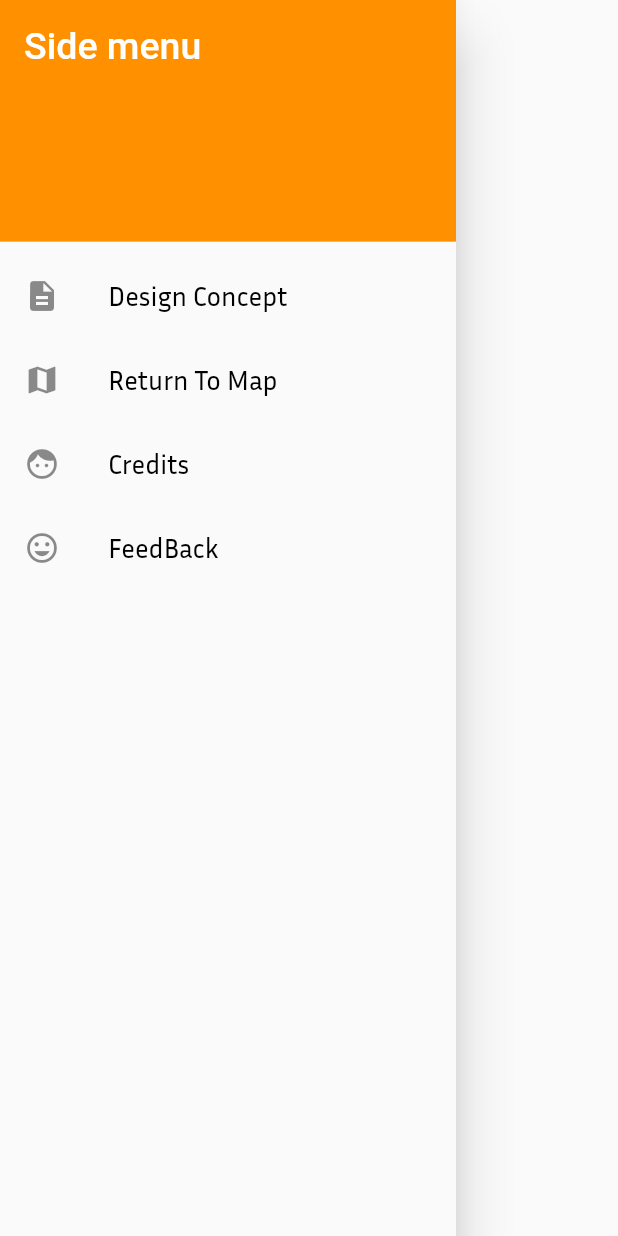
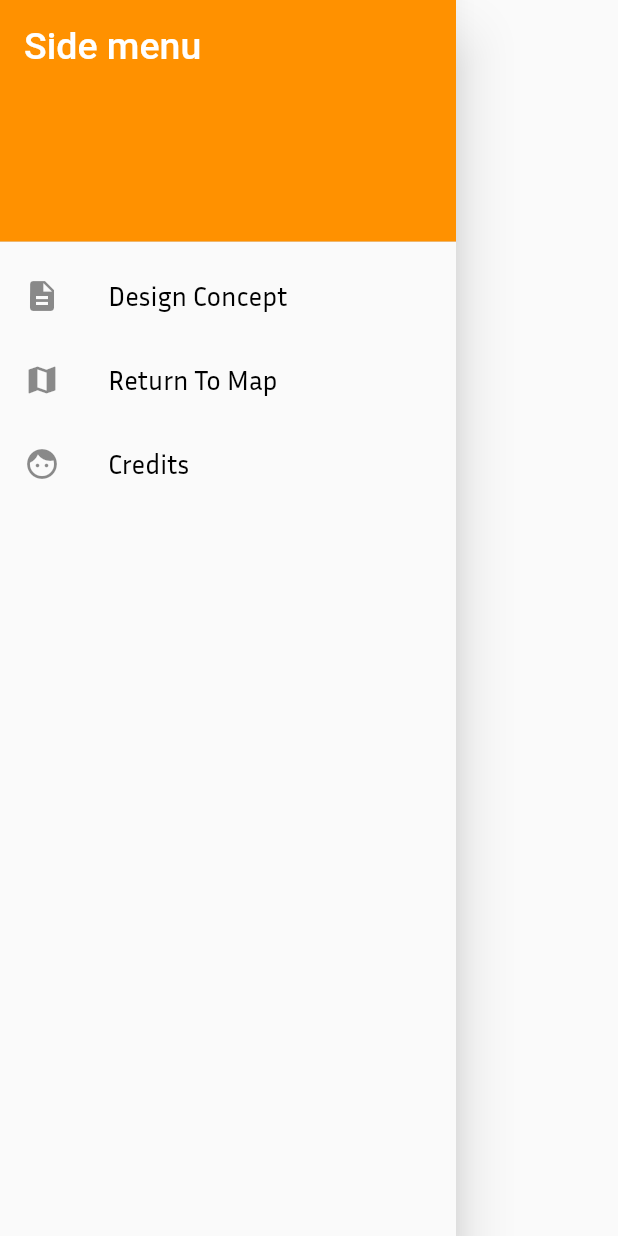
Before and after one commit to AnawatPaotthong/naviguider, a Flutter app: the NavDrawer widget shown alone on an empty page, opened directly, on a phone screen of 412 x 824 dp. Run offline on Flutter 3.47's test engine with Material 2 defaults, Android fonts, the light colour scheme and no system bars; our stand-ins replace carousel_pro.

Commit message:
Update logo.dart

```diff
--- a/naviguider/lib/screen/logo.dart
+++ b/naviguider/lib/screen/logo.dart
@@ -57,8 +57,6 @@ class Logo extends StatelessWidget {
   }
 }
 
-
-
   class NavDrawer extends StatelessWidget {
     @override
     Widget build(BuildContext context) {
@@ -92,13 +90,7 @@ class Logo extends StatelessWidget {
               title: Text('Credits',
                 style: TextStyle(fontFamily: 'InriaSans', color: Colors.black, fontSize: 18)),
               onTap: () => {Navigator.push(context, MaterialPageRoute(builder: (context) => Credits()))},
-            ),
-            ListTile(
-              leading: Icon(Icons.insert_emoticon),
-              title: Text('FeedBack',
-                style: TextStyle(fontFamily: 'InriaSans', color: Colors.black, fontSize: 18)),
-              onTap: () => {Navigator.push(context, MaterialPageRoute(builder: (context) => FeedBack()))},
-            ),
+            )
           ],
         ),
       );
```
